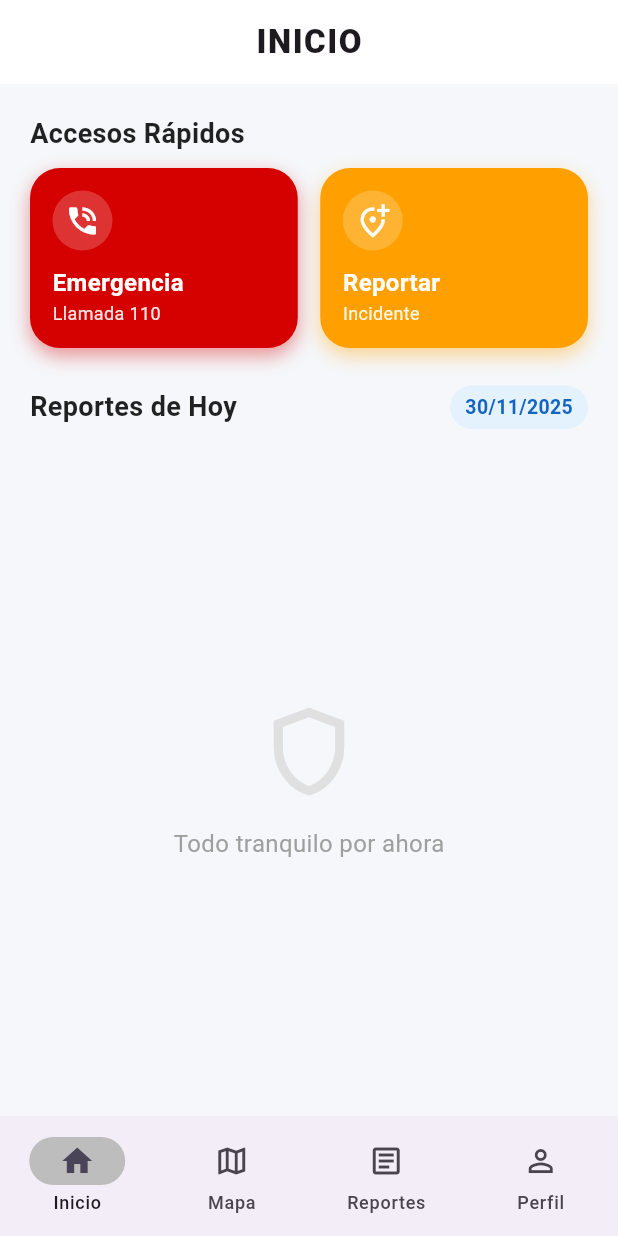
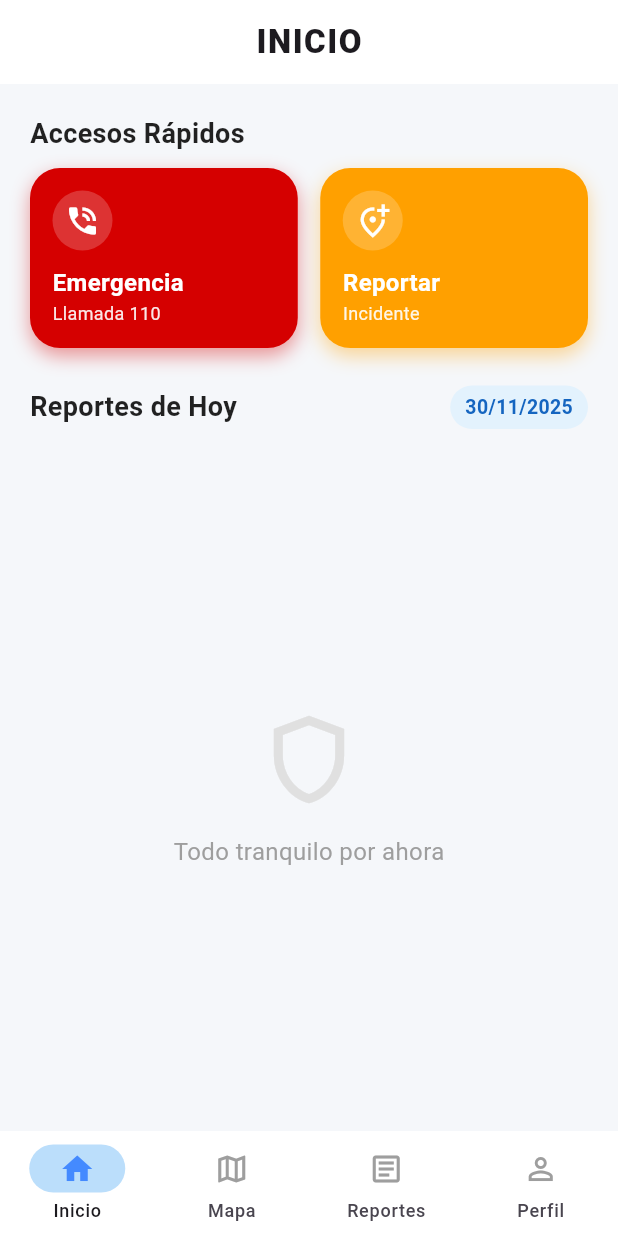
Before and after one commit to dorkzos/grupo10_proyectoFlutter_avanzado, a Flutter app: the NavigationExample screen opened directly, on a phone screen of 412 x 824 dp. Run offline on Flutter 3.47's test engine with Material 3 defaults, Android fonts, the phone set to English and light mode, and no system bars; our stand-ins replace image_picker, shared_preferences; accounts and stored records are empty.

Commit message:
implementacion de la barra de navegacion

```diff
--- a/lib/componentes/barra_de_navegacion.dart
+++ b/lib/componentes/barra_de_navegacion.dart
@@ -9,9 +9,19 @@ class NavigationBarApp extends StatelessWidget {
 
   @override
   Widget build(BuildContext context) {
-    return const MaterialApp(
+    return MaterialApp(
       debugShowCheckedModeBanner: false,
-      home: NavigationExample()
+      // --- TEMA GLOBAL PARA TODA LA APP ---
+      theme: ThemeData(
+        useMaterial3: true,
+        colorSchemeSeed: Colors.blue, // Color base para toda la app
+        scaffoldBackgroundColor: const Color(0xFFF5F7FA), // El fondo gris suave que usamos en las otras pantallas
+        appBarTheme: const AppBarTheme(
+          backgroundColor: Colors.white,
+          surfaceTintColor: Colors.white, // Evita cambio de color al scrollear
+        ),
+      ),
+      home: const NavigationExample()
     );
   }
 }
@@ -28,64 +38,66 @@ class _NavigationExampleState extends State<NavigationExample> {
 
   @override
   Widget build(BuildContext context) {
-    final ThemeData theme = Theme.of(context);
     return Scaffold(
-      bottomNavigationBar: NavigationBar(
+      body: [
+        /// PAGINA DE INICIO
+        const Inicio(),
+
+        /// PAGINA DE MAPA
+        const MapaDeBusqueda(),
+
+        /// HISTORIAL
+        const HistorialDeReportes(),
+
+        /// PERFIL
+        const Perfil(),
+      ][currentPageIndex],
+
+      // --- BARRA DE NAVEGACIÓN MODERNA ---
+      bottomNavigationBar: Container(
+        child: NavigationBar(
           onDestinationSelected: (int index) {
             setState(() {
               currentPageIndex = index;
             });
           },
-        indicatorColor: Colors.grey.shade400,
           selectedIndex: currentPageIndex,
+          backgroundColor: Colors.white,
+          surfaceTintColor: Colors.white,
+          indicatorColor: Colors.blue.shade100,
+          labelBehavior: NavigationDestinationLabelBehavior.alwaysShow,
+          height: 70,
           destinations: const <Widget>[
             // Inicio
             NavigationDestination(
-            selectedIcon: Icon(Icons.home),
-            icon: Icon(Icons.home_outlined),
+              selectedIcon: Icon(Icons.home, color: Colors.blueAccent),
+              icon: Icon(Icons.home_outlined, color: Colors.grey),
               label: 'Inicio',
             ),
 
             // Mapa
             NavigationDestination(
-            selectedIcon: Icon(Icons.map),
-            icon: Icon(Icons.map_outlined),
+              selectedIcon: Icon(Icons.map, color: Colors.blueAccent),
+              icon: Icon(Icons.map_outlined, color: Colors.grey),
               label: 'Mapa',
             ),
 
             // Reportes
             NavigationDestination(
-            selectedIcon: Icon(Icons.article),
-            icon: Icon(Icons.article_outlined),
+              selectedIcon: Icon(Icons.article, color: Colors.blueAccent),
+              icon: Icon(Icons.article_outlined, color: Colors.grey),
               label: 'Reportes',
             ),
 
             // Perfil
             NavigationDestination(
-            selectedIcon: Icon(Icons.person),
-            icon: Icon(Icons.person_outline),
+              selectedIcon: Icon(Icons.person, color: Colors.blueAccent),
+              icon: Icon(Icons.person_outline, color: Colors.grey),
               label: 'Perfil',
             ),
           ],
         ),
-
-      ///
-      /// CUERPO DE LA BARRA DE NAVEGACIÓN
-      ///
-      body: <Widget>[
-
-        /// PAGINA DE INICIO
-        Inicio(),
-
-        /// PAGINA DE MAPA
-        MapaDeBusqueda(),
-
-        /// Historial de reportes
-        HistorialDeReportes(),
-
-        // PERFIL PAGINA
-         const Perfil(),
-      ][currentPageIndex],
+      ),
     );
   }
 }
```
Lines whose indentation alone changed are shown as unchanged.
